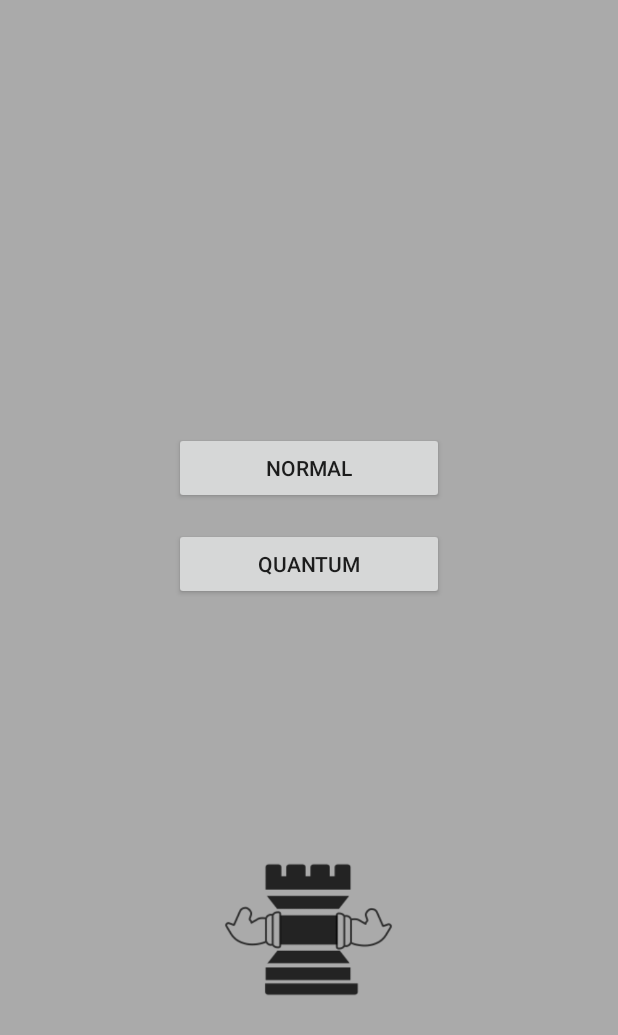
After one commit to DerDeterminist/QuantumChessApp, an Android app: the GameModeActivity screen opened directly, with no data from a screen before it, on a phone screen of 412 x 824 dp. The commit adds this screen. Shown: the top 1035 px of the screen. Run offline under Robolectric (Android 15) with nearby library versions, the phone set to English and light mode, and no system bars.

Commit message:
more quantum gui stuff

```diff
--- /dev/null
+++ b/app/src/main/java/com/example/quantumchessapp/Activities/GameModeActivity.java
@@ -0,0 +1,62 @@
+package com.example.quantumchessapp.Activities;
+
+import android.content.Intent;
+import android.os.Bundle;
+import android.support.v7.app.AppCompatActivity;
+import android.view.View;
+import android.widget.Button;
+import com.example.quantumchessapp.R;
+
+public class GameModeActivity extends AppCompatActivity
+{
+
+   private Button normal;
+   private Button quantum;
+
+   @Override
+   protected void onCreate(Bundle savedInstanceState)
+   {
+      super.onCreate(savedInstanceState);
+      setContentView(R.layout.activity_game_mode);
+
+      findViews();
+      initListeners();
+   }
+
+   private void findViews()
+   {
+      normal = findViewById(R.id.normal);
+      quantum = findViewById(R.id.quantum);
+   }
+
+   private void initListeners()
+   {
+      final Intent gameActivity = new Intent(this, GameActivity.class);
+      normal.setOnClickListener(v -> {
+         gameActivity.putExtra("allowQMove", false);
+         startActivity(gameActivity);
+      });
+      quantum.setOnClickListener(v -> {
+         gameActivity.putExtra("allowQMove", true);
+         startActivity(gameActivity);
+      });
+   }
+
+
+   @Override
+   protected void onResume()
+   {
+      super.onResume();
+      hideSystemUI();
+   }
+
+   private void hideSystemUI()
+   {
+      View decorView = getWindow().getDecorView();
+      decorView.setSystemUiVisibility(View.SYSTEM_UI_FLAG_LAYOUT_STABLE
+            | View.SYSTEM_UI_FLAG_LAYOUT_HIDE_NAVIGATION
+            | View.SYSTEM_UI_FLAG_LAYOUT_FULLSCREEN
+            | View.SYSTEM_UI_FLAG_FULLSCREEN
+            | View.SYSTEM_UI_FLAG_IMMERSIVE_STICKY);
+   }
+}
--- a/app/src/main/java/com/example/quantumchessapp/Activities/MainMenuActivity.java
+++ b/app/src/main/java/com/example/quantumchessapp/Activities/MainMenuActivity.java
@@ -19,7 +19,7 @@ public class MainMenuActivity extends AppCompatActivity
    {
       super.onCreate(savedInstanceState);
 
-      setContentView(R.layout.main_menu);
+      setContentView(R.layout.activity_main_menu);
 
       offlineGame = findViewById(R.id.offlineGame);
       onlineGame = findViewById(R.id.onlineGame);
@@ -30,8 +30,8 @@ public class MainMenuActivity extends AppCompatActivity
 
    private void initListener()
    {
-      final Intent gameActivity = new Intent(this, GameActivity.class);
-      offlineGame.setOnClickListener(v -> startActivity(gameActivity));
+      final Intent gameModeActivity = new Intent(this, GameModeActivity.class);
+      offlineGame.setOnClickListener(v -> startActivity(gameModeActivity));
 
       final Intent registerActivity = new Intent(this, RegisterActivity.class);
       Account account = new Account(this);
--- /dev/null
+++ b/app/src/main/res/layout/activity_game_mode.xml
@@ -0,0 +1,46 @@
+<?xml version="1.0" encoding="utf-8"?>
+<android.support.constraint.ConstraintLayout
+        xmlns:android="http://schemas.android.com/apk/res/android"
+        xmlns:tools="http://schemas.android.com/tools"
+        xmlns:app="http://schemas.android.com/apk/res-auto"
+        android:layout_width="match_parent"
+        android:layout_height="match_parent"
+        tools:context=".Activities.GameModeActivity" android:background="@android:color/darker_gray">
+
+    <ImageView
+            android:layout_width="130dp"
+            android:layout_height="123dp" app:srcCompat="@drawable/logo" app:layout_constraintTop_toTopOf="parent"
+            android:layout_marginTop="32dp" android:id="@+id/logo" app:layout_constraintEnd_toEndOf="parent"
+            android:layout_marginEnd="8dp" android:layout_marginBottom="8dp" app:layout_constraintBottom_toBottomOf="parent"
+            app:layout_constraintStart_toStartOf="parent" android:layout_marginStart="8dp"
+            app:layout_constraintHorizontal_bias="0.498" app:layout_constraintVertical_bias="0.796"
+            android:clickable="false" android:scaleType="centerInside" android:soundEffectsEnabled="false"
+            android:tint="#00AA6666" android:contentDescription="@string/logo"/>
+    <LinearLayout
+            android:orientation="vertical"
+            android:layout_width="180dp"
+            android:layout_height="wrap_content" app:layout_constraintEnd_toEndOf="parent"
+            android:layout_marginEnd="8dp" android:layout_marginTop="8dp" app:layout_constraintTop_toTopOf="parent"
+            android:layout_marginBottom="8dp" app:layout_constraintBottom_toBottomOf="parent"
+            app:layout_constraintStart_toStartOf="parent" android:layout_marginStart="8dp"
+            app:layout_constraintHorizontal_bias="0.5" app:layout_constraintVertical_bias="0.4" android:id="@+id/btnContainer">
+        <Button
+                android:text="@string/normal"
+                android:layout_width="match_parent"
+                android:layout_height="wrap_content"
+                android:id="@+id/normal" app:layout_constraintEnd_toEndOf="parent"
+                app:layout_constraintStart_toStartOf="parent"
+                android:layout_marginTop="8dp" app:layout_constraintTop_toTopOf="parent" android:layout_marginBottom="8dp"
+                app:layout_constraintBottom_toBottomOf="parent" app:layout_constraintHorizontal_bias="0.191"
+                app:layout_constraintVertical_bias="0.213"/>
+        <Button
+                android:text="@string/quantum"
+                android:layout_width="match_parent"
+                android:layout_height="wrap_content"
+                android:id="@+id/quantum" app:layout_constraintEnd_toEndOf="parent"
+                app:layout_constraintStart_toStartOf="parent"
+                android:layout_marginTop="8dp" app:layout_constraintTop_toTopOf="parent" android:layout_marginBottom="8dp"
+                app:layout_constraintBottom_toBottomOf="parent" app:layout_constraintHorizontal_bias="0.191"
+                app:layout_constraintVertical_bias="0.213"/>
+    </LinearLayout>
+</android.support.constraint.ConstraintLayout>
--- a/app/src/main/res/layout/main_menu.xml
+++ b/app/src/main/res/layout/activity_main_menu.xml
@@ -44,10 +44,10 @@
     <ImageView
             android:layout_width="130dp"
             android:layout_height="123dp" app:srcCompat="@drawable/logo" app:layout_constraintTop_toTopOf="parent"
-            android:layout_marginTop="32dp" android:id="@+id/imageView2" app:layout_constraintEnd_toEndOf="parent"
+            android:layout_marginTop="32dp" android:id="@+id/logo" app:layout_constraintEnd_toEndOf="parent"
             android:layout_marginEnd="8dp" android:layout_marginBottom="8dp" app:layout_constraintBottom_toBottomOf="parent"
             app:layout_constraintStart_toStartOf="parent" android:layout_marginStart="8dp"
             app:layout_constraintHorizontal_bias="0.498" app:layout_constraintVertical_bias="0.796"
             android:clickable="false" android:scaleType="centerInside" android:soundEffectsEnabled="false"
-            android:tint="#00AA6666"/>
+            android:tint="#00AA6666" android:contentDescription="@string/logo"/>
 </android.support.constraint.ConstraintLayout>
--- a/app/src/main/res/layout/register_activity.xml
+++ b/app/src/main/res/layout/activity_register.xml
@@ -5,12 +5,12 @@
     <ImageView
             android:layout_width="130dp"
             android:layout_height="123dp" app:srcCompat="@drawable/logo" app:layout_constraintTop_toTopOf="parent"
-            android:layout_marginTop="32dp" android:id="@+id/imageView3" app:layout_constraintEnd_toEndOf="parent"
+            android:layout_marginTop="32dp" android:id="@+id/logo" app:layout_constraintEnd_toEndOf="parent"
             android:layout_marginEnd="8dp" android:layout_marginBottom="8dp" app:layout_constraintBottom_toBottomOf="parent"
             app:layout_constraintStart_toStartOf="parent" android:layout_marginStart="8dp"
             app:layout_constraintHorizontal_bias="0.498" app:layout_constraintVertical_bias="0.796"
             android:clickable="false" android:scaleType="centerInside" android:soundEffectsEnabled="false"
-            android:tint="#00AA6666"/>
+            android:tint="#00AA6666" android:contentDescription="@string/logo"/>
     <LinearLayout
             android:orientation="vertical"
             android:layout_width="180dp"
--- a/app/src/main/res/values/strings.xml
+++ b/app/src/main/res/values/strings.xml
@@ -11,4 +11,7 @@
     <string name="username">username</string>
     <string name="show_username_online">show username online</string>
     <string name="confirm">confirm</string>
+    <string name="quantum">quantum</string>
+    <string name="normal">normal</string>
+    <string name="logo">logo</string>
 </resources>
```
Also changed, not shown: app/src/main/AndroidManifest.xml (+12 -8 lines), app/src/main/java/com/example/quantumchessapp/Activities/GameActivity.java (+37 -8 lines), app/src/main/java/com/example/quantumchessapp/Activities/RegisterActivity.java (+3 -4 lines), app/src/main/java/com/example/quantumchessapp/StatusIndicator.java (added, +15 -0 lines), app/src/main/res/drawable/statusindicator.xml (added, +29 -0 lines), app/src/main/res/layout/statusindicator.xml (added, +19 -0 lines), app/src/main/res/drawable/lastmove.xml (renamed from app/src/main/res/drawable/origin.xml), app/src/main/res/layout/activity_game.xml (renamed from app/src/main/res/layout/game_activity.xml).
